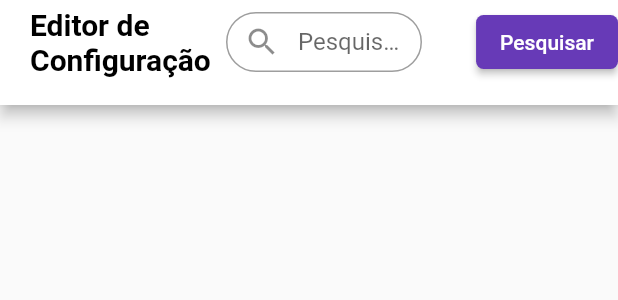
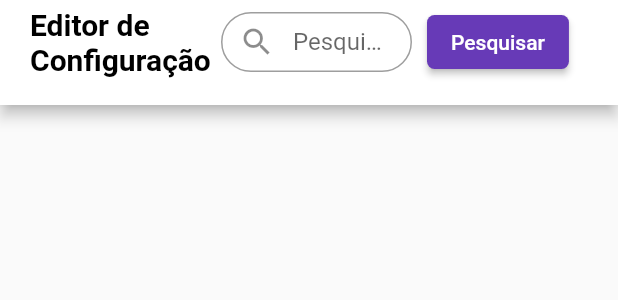
Before and after one commit to mHelenaR/Projeto-editor, a Flutter app: the AppBarra widget shown alone on an empty page, opened directly, on a phone screen of 412 x 824 dp. Shown: the top 300 px of the screen. Run offline on Flutter 3.47's test engine with Material 2 defaults, Android fonts, the phone set to English and light mode, and no system bars; our stand-ins replace file_picker, get, open_file, sidebarx; missing offline and left inert: adaptive_scrollbar, dart:ffi.

Commit message:
ajustada appBar

```diff
--- a/lib/projeto_completo/componentes_telas/app_bar.dart
+++ b/lib/projeto_completo/componentes_telas/app_bar.dart
@@ -37,9 +37,12 @@ class _AppBarraState extends State<AppBarra> {
               ),
             ),
           ),
+          const SizedBox(
+            width: 10,
+          ),
           Flexible(
             child: Container(
-              alignment: Alignment.centerRight,
+              alignment: Alignment.centerLeft,
               child: BotaoPesquisa(),
             ),
           ),
```
